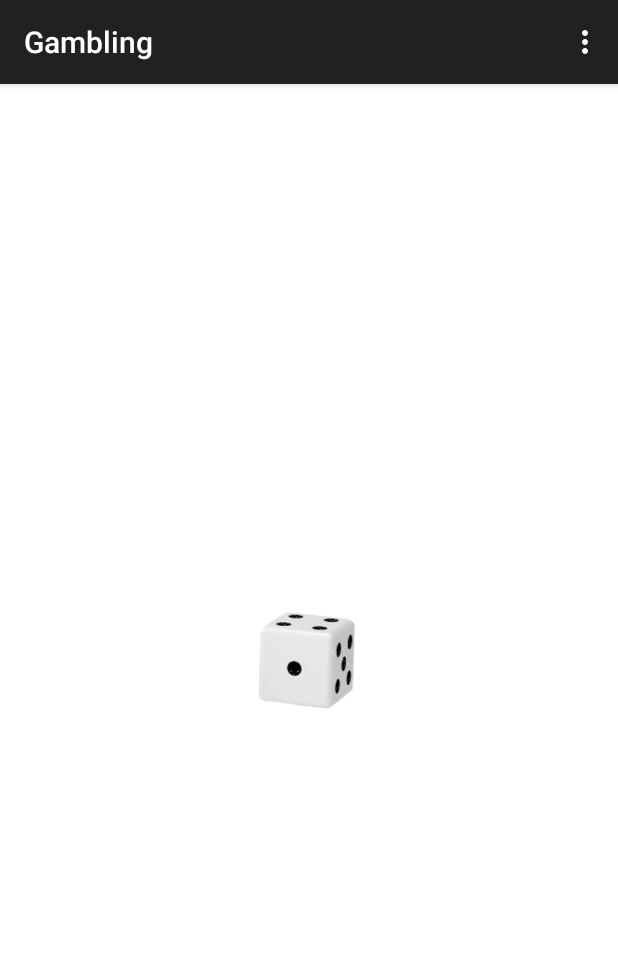
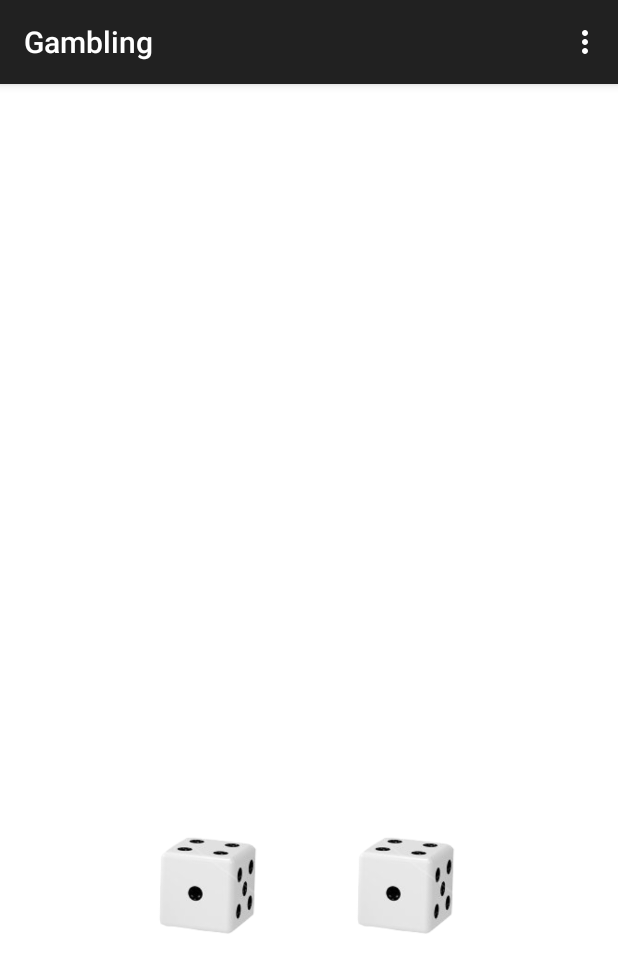
Before and after one commit to AnSrwn/Gambling, an Android app: the screen it shows after launch (MainActivity), after a tap on "ROLL THE DICE!", on a phone screen of 412 x 824 dp. Shown: the top 973 px of the screen. Run offline under Robolectric (Android 15) with nearby library versions, the phone set to English and light mode, and no system bars; 2 statements that could not run were skipped.

Commit message:
Random dice scores are generated and displayed on two dices

```diff
--- a/app/build.gradle
+++ b/app/build.gradle
@@ -27,7 +27,7 @@ android {
 dependencies {
     implementation fileTree(dir: 'libs', include: ['*.jar'])
     implementation "org.jetbrains.kotlin:kotlin-stdlib-jdk7:$kotlin_version"
-    implementation 'com.android.support:appcompat-v7:28.0.0-rc02'
+    implementation 'com.android.support:appcompat-v7:28.0.0'
     implementation 'com.android.support.constraint:constraint-layout:1.1.3'
     testImplementation 'junit:junit:4.12'
     androidTestImplementation 'com.android.support.test:runner:1.0.2'
@@ -36,7 +36,7 @@ dependencies {
     // Added dependencies
     implementation 'com.android.support:appcompat-v7:28.0.0'
     implementation "com.android.support:preference-v7:28.0.0"
-    implementation 'pl.droidsonroids.gif:android-gif-drawable:1.2.+'
+    implementation 'pl.droidsonroids.gif:android-gif-drawable:1.2.3'
     def room_version = "1.1.1"
 
     implementation 'com.android.support:appcompat-v7:28.0.0'
--- /dev/null
+++ b/app/src/main/java/com/example/user/gambling/game/DiceScore.kt
@@ -0,0 +1,21 @@
+package com.example.user.gambling.game
+
+import java.util.*
+
+class DiceScore(numberOfDices: Int) {
+
+    var scoresOfDices: MutableList<Int> = arrayListOf()
+    val size = numberOfDices
+    var sumOfScores = 0
+
+    fun generateNewScores() {
+        sumOfScores = 0
+        scoresOfDices.clear()
+        for (i in 1..size) {
+            scoresOfDices.add((1..6).random())
+            sumOfScores += scoresOfDices[i-1]
+        }
+    }
+
+    private fun IntRange.random() = Random().nextInt((endInclusive + 1) - start) +  start
+}
--- a/app/src/main/java/com/example/user/gambling/game/DiceSingleplayerFragment.kt
+++ b/app/src/main/java/com/example/user/gambling/game/DiceSingleplayerFragment.kt
@@ -1,20 +1,25 @@
 package com.example.user.gambling.game
 
+import android.content.pm.ActivityInfo
 import android.os.Bundle
 import android.view.LayoutInflater
 import android.view.View
 import android.view.ViewGroup
 import android.widget.ImageView
 import com.example.user.gambling.R
+import kotlinx.android.synthetic.main.fragment_dice_singleplayer.*
 import pl.droidsonroids.gif.GifDrawable
 import pl.droidsonroids.gif.GifImageView
 
 class DiceSingleplayerFragment : android.support.v4.app.Fragment() {
 
-    private var mShaker: ShakeListener? = null
+    private var shakeListener: ShakeListener? = null
     private var gifDrawable: GifDrawable? = null
     private var gifImageViewDiceCup: GifImageView? = null
     private var imageViewDice1: ImageView? = null
+    private var imageViewDice2: ImageView? = null
+    private val diceScore = DiceScore(2)
+    private var isShaked = false
 
     override fun onCreateView(inflater: LayoutInflater, container: ViewGroup?,
                               savedInstanceState: Bundle?): View? {
@@ -24,6 +29,9 @@ class DiceSingleplayerFragment : android.support.v4.app.Fragment() {
         imageViewDice1 = view.findViewById<View>(R.id.imageViewFirstDice) as ImageView
         imageViewDice1!!.setImageResource(R.drawable.dice1)
 
+        imageViewDice2 = view.findViewById<View>(R.id.imageViewSecondDice) as ImageView
+        imageViewDice2!!.setImageResource(R.drawable.dice1)
+
         gifImageViewDiceCup = view.findViewById<View>(R.id.gifRollingDices) as GifImageView
         gifImageViewDiceCup!!.setImageResource(R.drawable.gif_real_cup)
         gifDrawable = gifImageViewDiceCup!!.drawable as GifDrawable
@@ -31,33 +39,69 @@ class DiceSingleplayerFragment : android.support.v4.app.Fragment() {
         gifImageViewDiceCup!!.visibility = View.GONE
         gifDrawable!!.stop()
 
-        mShaker = ShakeListener(activity!!.applicationContext)
-        mShaker?.setOnShakeListener(object : ShakeListener.OnShakeListener {
+        shakeListener = ShakeListener(activity!!.applicationContext)
+        shakeListener?.setOnShakeListener(object : ShakeListener.OnShakeListener {
             override fun onShake() {
-                //this will be executed, when a shake is detected
-                imageViewDice1!!.visibility = View.GONE
-                gifImageViewDiceCup!!.visibility = View.VISIBLE
+                setVisibilty(true)
                 gifDrawable!!.start()
+
+                isShaked = true
             }
 
             override fun onShakeStop() {
-                //this will be executed, when there is no shake detected
-                imageViewDice1!!.visibility = View.VISIBLE
-                gifImageViewDiceCup!!.visibility = View.GONE
+                if(isShaked) {
+                    diceScore.generateNewScores()
+                    changeDice(imageViewDice1!!, diceScore.scoresOfDices[0])
+                    changeDice(imageViewDice2!!, diceScore.scoresOfDices[1])
+
+                    shakeListener?.pause()
+                    textViewScore.text = getString(R.string.dice_single_score, diceScore.sumOfScores)
+                }
+
+                setVisibilty(false)
                 gifDrawable!!.stop()
             }
         })
-
         return view
     }
 
+    private fun restartGame() {
+        isShaked = false
+        shakeListener!!.resume()
+    }
+
+    fun setVisibilty(isOnShake: Boolean) {
+        if(isOnShake) {
+            imageViewDice1!!.visibility = View.GONE
+            imageViewDice2!!.visibility = View.GONE
+            gifImageViewDiceCup!!.visibility = View.VISIBLE
+        } else {
+            imageViewDice1!!.visibility = View.VISIBLE
+            imageViewDice2!!.visibility = View.VISIBLE
+            gifImageViewDiceCup!!.visibility = View.GONE
+        }
+    }
+
+    fun changeDice(view: ImageView?, score: Int) {
+        when (score) {
+            1 -> view!!.setImageResource(R.drawable.dice1)
+            2 -> view!!.setImageResource(R.drawable.dice2)
+            3 -> view!!.setImageResource(R.drawable.dice3)
+            4 -> view!!.setImageResource(R.drawable.dice4)
+            5 -> view!!.setImageResource(R.drawable.dice5)
+            6 -> view!!.setImageResource(R.drawable.dice6)
+        }
+    }
+
     override fun onResume() {
-        mShaker!!.resume()
+        restartGame()
+        activity!!.requestedOrientation = ActivityInfo.SCREEN_ORIENTATION_PORTRAIT
         super.onResume()
     }
 
     override fun onPause() {
-        mShaker!!.pause()
+        shakeListener!!.pause()
+        activity!!.requestedOrientation = ActivityInfo.SCREEN_ORIENTATION_UNSPECIFIED
         super.onPause()
     }
 }
--- a/app/src/main/java/com/example/user/gambling/settings/SettingsFragment.kt
+++ b/app/src/main/java/com/example/user/gambling/settings/SettingsFragment.kt
@@ -6,7 +6,6 @@ import android.support.v7.preference.Preference
 import android.support.v7.preference.PreferenceFragmentCompat
 import android.support.v7.preference.PreferenceManager
 import android.util.Log
-import android.view.View
 import com.example.user.gambling.R
 
 class SettingsFragment : PreferenceFragmentCompat(), SharedPreferences.OnSharedPreferenceChangeListener{
--- a/app/src/main/res/layout/fragment_dice_singleplayer.xml
+++ b/app/src/main/res/layout/fragment_dice_singleplayer.xml
@@ -1,22 +1,41 @@
 <?xml version="1.0" encoding="utf-8"?>
 <FrameLayout xmlns:android="http://schemas.android.com/apk/res/android"
-    xmlns:app="http://schemas.android.com/apk/res-auto"
     xmlns:tools="http://schemas.android.com/tools"
     android:layout_width="match_parent"
     android:layout_height="match_parent"
     tools:context=".game.DiceSingleplayerFragment">
 
+    <TextView
+        android:id="@+id/textViewScore"
+        android:layout_width="wrap_content"
+        android:layout_height="wrap_content"
+        android:layout_marginTop="70dp"
+        android:layout_gravity="center|top"
+        android:textSize="30sp"/>
+
     <ImageView
         android:id="@+id/imageViewFirstDice"
         android:layout_width="80dp"
         android:layout_height="80dp"
-        android:layout_gravity="center"
-        android:contentDescription="@string/dice_single_imageView_description"/>
+        android:layout_marginTop="150dp"
+        android:layout_marginStart="100dp"
+        android:layout_gravity="center|start"
+        android:contentDescription="@string/dice_single_imageView_description" />
+
+    <ImageView
+        android:id="@+id/imageViewSecondDice"
+        android:layout_width="80dp"
+        android:layout_height="80dp"
+        android:layout_marginTop="150dp"
+        android:layout_marginEnd="100dp"
+        android:layout_gravity="center|end"
+        android:contentDescription="@string/dice_single_imageView_description" />
 
     <pl.droidsonroids.gif.GifImageView
         android:id="@+id/gifRollingDices"
         android:layout_width="match_parent"
         android:layout_height="match_parent"
+        android:layout_marginTop="50dp"
         android:layout_gravity="center"/>
 
 
--- a/app/src/main/res/values/strings.xml
+++ b/app/src/main/res/values/strings.xml
@@ -31,6 +31,7 @@
 
     <!-- DiceSingleplayer -->
     <string name="dice_single_imageView_description">Result of the dice shake</string>
+    <string name="dice_single_score">Score: %1$d</string>
 
 
 </resources>
```
Also changed, not shown: app/src/main/java/com/example/user/gambling/database/entities/Score.kt (+5 -2 lines), app/src/main/res/drawable/animated_dices.gif (deleted), app/src/main/res/drawable/gif_rolling_dice.gif (added).
